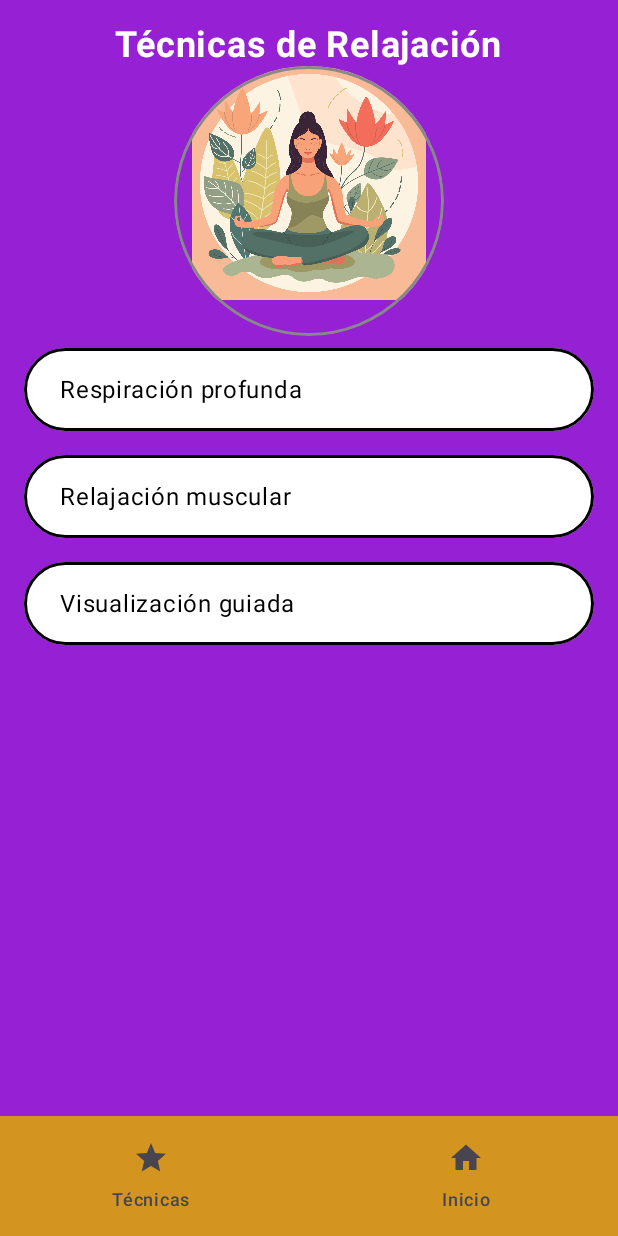
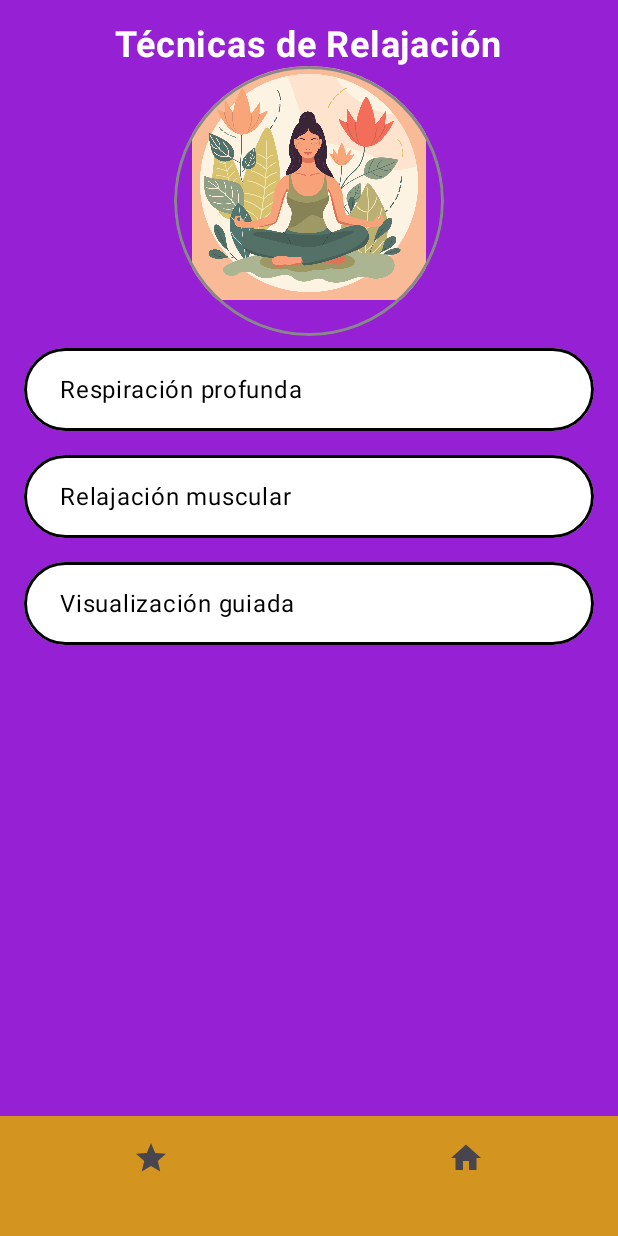
Before and after one commit to CristianDAvella/siddhartha, an Android app built with Jetpack Compose: the Activity_tecnicas screen opened directly, with no data from a screen before it, on a phone screen of 412 x 824 dp. Run offline under Robolectric (Android 15) with nearby library versions, the phone set to English and light mode, and no system bars.

Commit message:
incluir apk

```diff
--- a/app/src/main/java/com/example/siddhartha/view/BottomNavigationBar.kt
+++ b/app/src/main/java/com/example/siddhartha/view/BottomNavigationBar.kt
@@ -37,7 +37,7 @@ fun BottomNavigationBar(currentActivity: String, context: Context) {
 
         NavigationBarItem(
             icon = { Icon(Icons.Default.Star, contentDescription = "Técnicas") },
-            label = { Text("Técnicas") },
+            label = { Text("") },
             selected = currentActivity == "SecondActivity",
             onClick = {
                 if (currentActivity != "SecondActivity") {
@@ -53,7 +53,7 @@ fun BottomNavigationBar(currentActivity: String, context: Context) {
 
         NavigationBarItem(
             icon = { Icon(Icons.Default.Home, contentDescription = "Home") },
-            label = { Text("Inicio") },
+            label = { Text("") },
             selected = currentActivity == "MainActivity",
             onClick = {
                 if (currentActivity != "MainActivity") {
```
Also changed, not shown: 1 other file.
